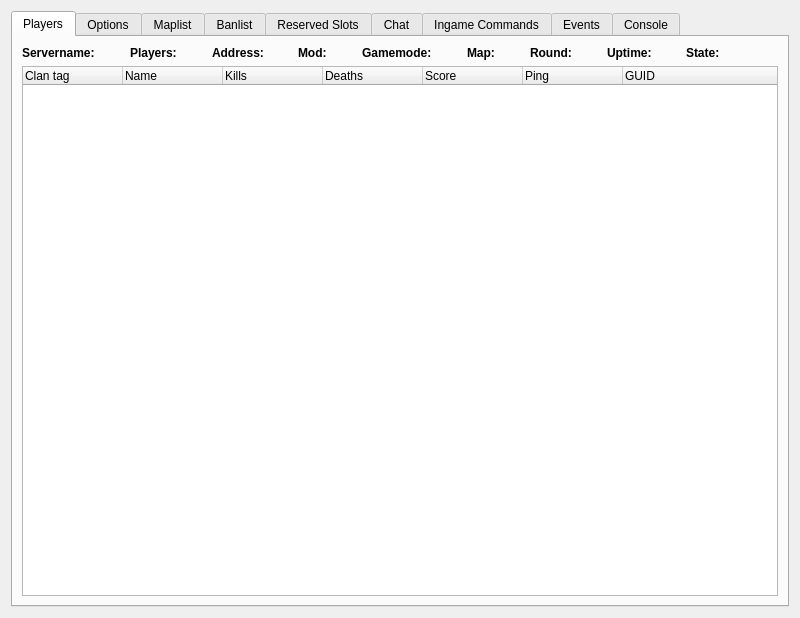
This is Client/bfbc2/BFBC2.ui in OpenRcon/OpenRcon as Qt 5 draws it before an edit. The edited form follows.
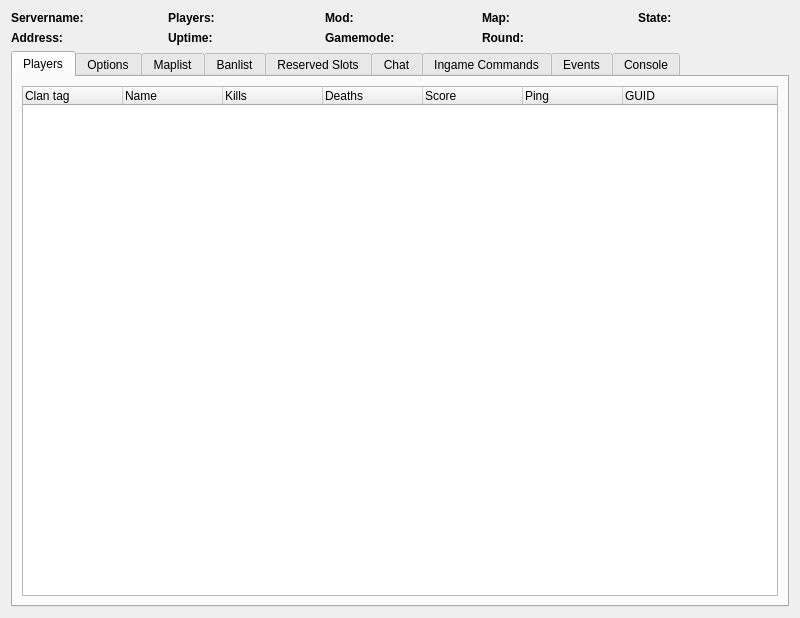
This is the edited form. The open tabs and pages were chosen to show the change. Custom widgets are drawn as their Qt base class.

```diff
--- a/Client/bfbc2/BFBC2.ui
+++ b/Client/bfbc2/BFBC2.ui
@@ -16,8 +16,222 @@
   <property name="locale">
    <locale language="English" country="UnitedStates"/>
   </property>
-  <layout class="QGridLayout" name="gridLayout">
+  <layout class="QGridLayout" name="gridLayout_6">
    <item row="0" column="0">
+    <layout class="QGridLayout" name="gridLayout">
+     <item row="0" column="2">
+      <widget class="QLabel" name="label_pl_players">
+       <property name="font">
+        <font>
+         <weight>75</weight>
+         <bold>true</bold>
+        </font>
+       </property>
+       <property name="locale">
+        <locale language="English" country="UnitedKingdom"/>
+       </property>
+       <property name="text">
+        <string>Players:</string>
+       </property>
+      </widget>
+     </item>
+     <item row="0" column="3">
+      <widget class="QLabel" name="label_pl_players_value">
+       <property name="locale">
+        <locale language="English" country="UnitedKingdom"/>
+       </property>
+       <property name="text">
+        <string/>
+       </property>
+      </widget>
+     </item>
+     <item row="1" column="3">
+      <widget class="QLabel" name="label_pl_uptime_value">
+       <property name="text">
+        <string/>
+       </property>
+      </widget>
+     </item>
+     <item row="1" column="4">
+      <widget class="QLabel" name="label_pl_gameMode_value">
+       <property name="font">
+        <font>
+         <weight>75</weight>
+         <bold>true</bold>
+        </font>
+       </property>
+       <property name="locale">
+        <locale language="English" country="UnitedKingdom"/>
+       </property>
+       <property name="text">
+        <string>Gamemode:</string>
+       </property>
+      </widget>
+     </item>
+     <item row="1" column="7">
+      <widget class="QLabel" name="label_pl_round_value">
+       <property name="text">
+        <string/>
+       </property>
+      </widget>
+     </item>
+     <item row="0" column="7">
+      <widget class="QLabel" name="label_pl_map_value">
+       <property name="locale">
+        <locale language="English" country="UnitedKingdom"/>
+       </property>
+       <property name="text">
+        <string/>
+       </property>
+      </widget>
+     </item>
+     <item row="0" column="0">
+      <widget class="QLabel" name="label_pl_serverName">
+       <property name="font">
+        <font>
+         <weight>75</weight>
+         <bold>true</bold>
+        </font>
+       </property>
+       <property name="locale">
+        <locale language="English" country="UnitedKingdom"/>
+       </property>
+       <property name="text">
+        <string>Servername:</string>
+       </property>
+      </widget>
+     </item>
+     <item row="1" column="2">
+      <widget class="QLabel" name="label_pl_uptime">
+       <property name="font">
+        <font>
+         <weight>75</weight>
+         <bold>true</bold>
+        </font>
+       </property>
+       <property name="text">
+        <string>Uptime:</string>
+       </property>
+      </widget>
+     </item>
+     <item row="1" column="5">
+      <widget class="QLabel" name="label_pl_gameMode">
+       <property name="locale">
+        <locale language="English" country="UnitedKingdom"/>
+       </property>
+       <property name="text">
+        <string/>
+       </property>
+      </widget>
+     </item>
+     <item row="1" column="0">
+      <widget class="QLabel" name="label_pl_address">
+       <property name="font">
+        <font>
+         <weight>75</weight>
+         <bold>true</bold>
+        </font>
+       </property>
+       <property name="text">
+        <string>Address:</string>
+       </property>
+      </widget>
+     </item>
+     <item row="0" column="1">
+      <widget class="QLabel" name="label_pl_serverName_value">
+       <property name="locale">
+        <locale language="English" country="UnitedKingdom"/>
+       </property>
+       <property name="text">
+        <string/>
+       </property>
+      </widget>
+     </item>
+     <item row="0" column="4">
+      <widget class="QLabel" name="label_pl_mod">
+       <property name="font">
+        <font>
+         <weight>75</weight>
+         <bold>true</bold>
+        </font>
+       </property>
+       <property name="locale">
+        <locale language="English" country="UnitedKingdom"/>
+       </property>
+       <property name="text">
+        <string>Mod:</string>
+       </property>
+      </widget>
+     </item>
+     <item row="0" column="5">
+      <widget class="QLabel" name="label_pl_mod_value">
+       <property name="locale">
+        <locale language="English" country="UnitedKingdom"/>
+       </property>
+       <property name="text">
+        <string/>
+       </property>
+      </widget>
+     </item>
+     <item row="0" column="6">
+      <widget class="QLabel" name="label_pl_map">
+       <property name="font">
+        <font>
+         <weight>75</weight>
+         <bold>true</bold>
+        </font>
+       </property>
+       <property name="locale">
+        <locale language="English" country="UnitedKingdom"/>
+       </property>
+       <property name="text">
+        <string>Map:</string>
+       </property>
+      </widget>
+     </item>
+     <item row="1" column="6">
+      <widget class="QLabel" name="label_pl_round">
+       <property name="font">
+        <font>
+         <weight>75</weight>
+         <bold>true</bold>
+        </font>
+       </property>
+       <property name="text">
+        <string>Round:</string>
+       </property>
+      </widget>
+     </item>
+     <item row="0" column="8">
+      <widget class="QLabel" name="label_pl_state">
+       <property name="font">
+        <font>
+         <weight>75</weight>
+         <bold>true</bold>
+        </font>
+       </property>
+       <property name="text">
+        <string>State:</string>
+       </property>
+      </widget>
+     </item>
+     <item row="1" column="1">
+      <widget class="QLabel" name="label_pl_address_value">
+       <property name="text">
+        <string/>
+       </property>
+      </widget>
+     </item>
+     <item row="0" column="9">
+      <widget class="QLabel" name="label_pl_state_value">
+       <property name="text">
+        <string/>
+       </property>
+      </widget>
+     </item>
+    </layout>
+   </item>
+   <item row="1" column="0">
     <widget class="QTabWidget" name="tabWidget">
      <property name="currentIndex">
       <number>5</number>
@@ -30,8 +244,8 @@
        <string>Players</string>
       </attribute>
       <layout class="QGridLayout" name="gridLayout_5">
-       <item row="1" column="0" colspan="19">
-        <widget class="DragDropTreeWidget" name="treeWidget_pl">
+       <item row="0" column="0" colspan="3">
+        <widget class="DragDropTreeWidget" name="treeWidget_pl_playerList">
          <property name="locale">
           <locale language="English" country="UnitedKingdom"/>
          </property>
@@ -78,216 +292,6 @@
          </column>
         </widget>
        </item>
-       <item row="0" column="18">
-        <widget class="QLabel" name="label_pl_state">
-         <property name="text">
-          <string/>
-         </property>
-        </widget>
-       </item>
-       <item row="0" column="14">
-        <widget class="QLabel" name="label_pl_uptime_text">
-         <property name="font">
-          <font>
-           <weight>75</weight>
-           <bold>true</bold>
-          </font>
-         </property>
-         <property name="text">
-          <string>Uptime:</string>
-         </property>
-        </widget>
-       </item>
-       <item row="0" column="12">
-        <widget class="QLabel" name="label_pl_round_text">
-         <property name="font">
-          <font>
-           <weight>75</weight>
-           <bold>true</bold>
-          </font>
-         </property>
-         <property name="text">
-          <string>Round:</string>
-         </property>
-        </widget>
-       </item>
-       <item row="0" column="15">
-        <widget class="QLabel" name="label_pl_uptime">
-         <property name="text">
-          <string/>
-         </property>
-        </widget>
-       </item>
-       <item row="0" column="13">
-        <widget class="QLabel" name="label_pl_round">
-         <property name="text">
-          <string/>
-         </property>
-        </widget>
-       </item>
-       <item row="0" column="16">
-        <widget class="QLabel" name="label_pl_state_text">
-         <property name="font">
-          <font>
-           <weight>75</weight>
-           <bold>true</bold>
-          </font>
-         </property>
-         <property name="text">
-          <string>State:</string>
-         </property>
-        </widget>
-       </item>
-       <item row="0" column="2">
-        <widget class="QLabel" name="label_pl_players_text">
-         <property name="font">
-          <font>
-           <weight>75</weight>
-           <bold>true</bold>
-          </font>
-         </property>
-         <property name="locale">
-          <locale language="English" country="UnitedKingdom"/>
-         </property>
-         <property name="text">
-          <string>Players:</string>
-         </property>
-        </widget>
-       </item>
-       <item row="0" column="0">
-        <widget class="QLabel" name="label_pl_servername_text">
-         <property name="font">
-          <font>
-           <weight>75</weight>
-           <bold>true</bold>
-          </font>
-         </property>
-         <property name="locale">
-          <locale language="English" country="UnitedKingdom"/>
-         </property>
-         <property name="text">
-          <string>Servername:</string>
-         </property>
-        </widget>
-       </item>
-       <item row="0" column="11">
-        <widget class="QLabel" name="label_pl_map">
-         <property name="locale">
-          <locale language="English" country="UnitedKingdom"/>
-         </property>
-         <property name="text">
-          <string/>
-         </property>
-        </widget>
-       </item>
-       <item row="0" column="8">
-        <widget class="QLabel" name="label_pl_gamemode_text">
-         <property name="font">
-          <font>
-           <weight>75</weight>
-           <bold>true</bold>
-          </font>
-         </property>
-         <property name="locale">
-          <locale language="English" country="UnitedKingdom"/>
-         </property>
-         <property name="text">
-          <string>Gamemode:</string>
-         </property>
-        </widget>
-       </item>
-       <item row="0" column="1">
-        <widget class="QLabel" name="label_pl_servername">
-         <property name="locale">
-          <locale language="English" country="UnitedKingdom"/>
-         </property>
-         <property name="text">
-          <string/>
-         </property>
-        </widget>
-       </item>
-       <item row="0" column="3">
-        <widget class="QLabel" name="label_pl_players">
-         <property name="locale">
-          <locale language="English" country="UnitedKingdom"/>
-         </property>
-         <property name="text">
-          <string/>
-         </property>
-        </widget>
-       </item>
-       <item row="0" column="9">
-        <widget class="QLabel" name="label_pl_gamemode">
-         <property name="locale">
-          <locale language="English" country="UnitedKingdom"/>
-         </property>
-         <property name="text">
-          <string/>
-         </property>
-        </widget>
-       </item>
-       <item row="0" column="6">
-        <widget class="QLabel" name="label_pl_mod_text">
-         <property name="font">
-          <font>
-           <weight>75</weight>
-           <bold>true</bold>
-          </font>
-         </property>
-         <property name="locale">
-          <locale language="English" country="UnitedKingdom"/>
-         </property>
-         <property name="text">
-          <string>Mod:</string>
-         </property>
-        </widget>
-       </item>
-       <item row="0" column="4">
-        <widget class="QLabel" name="label_pl_address_text">
-         <property name="font">
-          <font>
-           <weight>75</weight>
-           <bold>true</bold>
-          </font>
-         </property>
-         <property name="text">
-          <string>Address:</string>
-         </property>
-        </widget>
-       </item>
-       <item row="0" column="5">
-        <widget class="QLabel" name="label_pl_address">
-         <property name="text">
-          <string/>
-         </property>
-        </widget>
-       </item>
-       <item row="0" column="10">
-        <widget class="QLabel" name="label_pl_map_text">
-         <property name="font">
-          <font>
-           <weight>75</weight>
-           <bold>true</bold>
-          </font>
-         </property>
-         <property name="locale">
-          <locale language="English" country="UnitedKingdom"/>
-         </property>
-         <property name="text">
-          <string>Map:</string>
-         </property>
-        </widget>
-       </item>
-       <item row="0" column="7">
-        <widget class="QLabel" name="label_pl_mod">
-         <property name="locale">
-          <locale language="English" country="UnitedKingdom"/>
-         </property>
-         <property name="text">
-          <string/>
-         </property>
-        </widget>
-       </item>
       </layout>
       <zorder>treeWidget_pl</zorder>
       <zorder>label_pl_servername_text</zorder>
```
Left out of the diff: 86 changed lines with no effect on the pictures.
